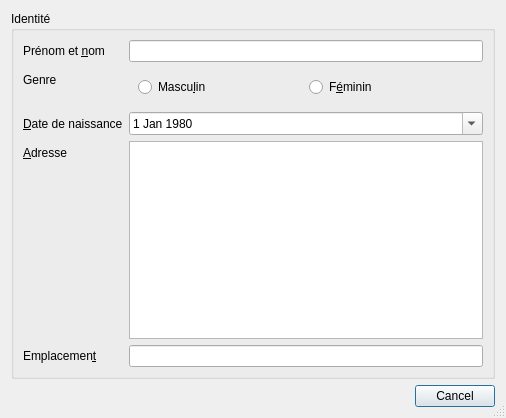
manuco/covid19_certificate_pos, file peopleEdit.ui: the form before one commit.
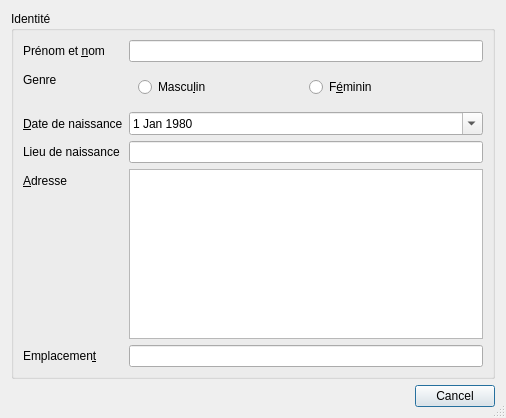
The form after the commit.

The edit to the form file:
```diff
--- a/peopleEdit.ui
+++ b/peopleEdit.ui
@@ -93,7 +93,7 @@
         </property>
        </widget>
       </item>
-      <item row="3" column="0">
+      <item row="5" column="0">
        <widget class="QLabel" name="addressLabel">
         <property name="text">
          <string>&amp;Adresse</string>
@@ -103,14 +103,14 @@
         </property>
        </widget>
       </item>
-      <item row="3" column="1">
+      <item row="5" column="1">
        <widget class="QPlainTextEdit" name="addressEdit">
         <property name="tabChangesFocus">
          <bool>true</bool>
         </property>
        </widget>
       </item>
-      <item row="4" column="0">
+      <item row="6" column="0">
        <widget class="QLabel" name="locationLabel">
         <property name="text">
          <string>Emplacemen&amp;t</string>
@@ -120,9 +120,22 @@
         </property>
        </widget>
       </item>
-      <item row="4" column="1">
+      <item row="6" column="1">
        <widget class="QLineEdit" name="locationEdit"/>
       </item>
+      <item row="3" column="0">
+       <widget class="QLabel" name="label">
+        <property name="text">
+         <string>Lieu de naissance</string>
+        </property>
+        <property name="buddy">
+         <cstring>birthplaceEdit</cstring>
+        </property>
+       </widget>
+      </item>
+      <item row="3" column="1">
+       <widget class="QLineEdit" name="birthplaceEdit"/>
+      </item>
      </layout>
     </widget>
    </item>
```
Left out of the diff: 1 changed line with no effect on the pictures.
